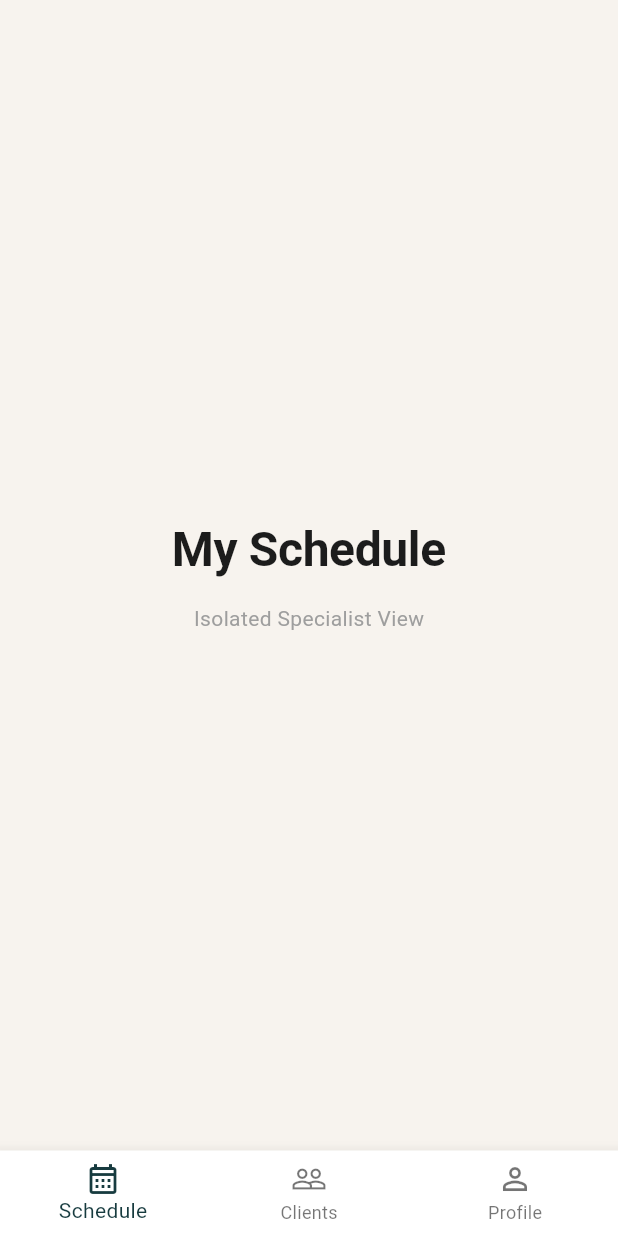
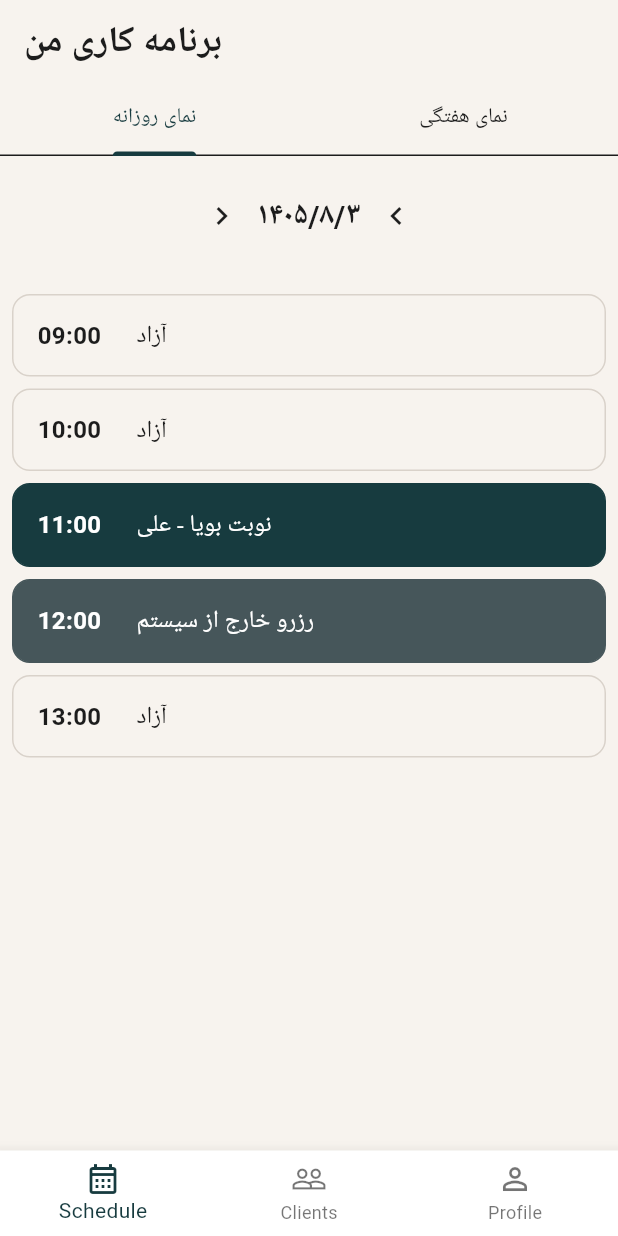
Before and after one commit to nasiricarpet54/boya_app, a Flutter app: the screen it shows after launch, on a phone screen of 412 x 824 dp. Run offline on Flutter 3.47's test engine with Material 3 defaults, Android fonts, the phone set to English and light mode, and no system bars; our stand-ins replace cached_network_image, dio, fl_chart, flutter_riverpod, flutter_secure_storage, geolocator and 4 more; missing offline and left inert: dio_cache_interceptor; Roboto replaces fonts that are missing (Vazirmatn).

Commit message:
feat(calendar): implement time-blocking interactive widgets for salon and specialist apps
- Added `BoyaTimeSlot` rendering standard Boya styling for Free, Booked, and Blocked timeslots.
- Added `BoyaTimeSlotActionSheet` for minimum-click interactions allowing staff to block/rest or release slots smoothly.
- Updated `salon_app`'s `salon_calendar_view` to embed `DayPane` with time block management.
- Replaced `PlaceholderPage` in `specialist_app` with `ScheduleScreen` allowing specialists to block personal schedules efficiently.
- Ensures fast < 3s UX with `BottomSheet` rather than complex dialogs.
- Passed WCAG checks (color contrast: #173B3F with white, #46565A with white).

Co-authored-by: nasiricarpet54 <331169815+nasiricarpet54@users.noreply.github.com>

```diff
--- /dev/null
+++ b/mobile/shared/lib/widgets/boya_time_slot.dart
@@ -0,0 +1,176 @@
+import 'package:flutter/material.dart';
+import '../theme/boya_colors.dart';
+import '../theme/boya_typography.dart';
+
+enum SlotStatus { free, booked, blocked }
+
+class BoyaTimeSlot extends StatelessWidget {
+  final String timeLabel;
+  final SlotStatus status;
+  final VoidCallback onTap;
+  final String? title;
+
+  const BoyaTimeSlot({
+    super.key,
+    required this.timeLabel,
+    required this.status,
+    required this.onTap,
+    this.title,
+  });
+
+  @override
+  Widget build(BuildContext context) {
+    Color bgColor;
+    Color borderColor;
+    Color textColor;
+    String label;
+
+    switch (status) {
+      case SlotStatus.free:
+        bgColor = BoyaColors.cream;
+        borderColor = const Color(0xFFD9D2CA); // Warm gray border
+        textColor = BoyaColors.ink;
+        label = title ?? 'آزاد';
+        break;
+      case SlotStatus.booked:
+        bgColor = BoyaColors.primary;
+        borderColor = BoyaColors.primary;
+        textColor = BoyaColors.white;
+        label = title ?? 'رزرو پلتفرم';
+        break;
+      case SlotStatus.blocked:
+        bgColor = const Color(0xFF46565A); // Charcoal gray
+        borderColor = const Color(0xFF46565A);
+        textColor = BoyaColors.white;
+        label = title ?? 'رزرو خارج از سیستم';
+        break;
+    }
+
+    return GestureDetector(
+      onTap: onTap,
+      child: Container(
+        margin: const EdgeInsets.symmetric(vertical: 4, horizontal: 8),
+        padding: const EdgeInsets.symmetric(horizontal: 16, vertical: 12),
+        decoration: BoxDecoration(
+          color: bgColor,
+          borderRadius: BorderRadius.circular(12), // Button/Slot radius
+          border: Border.all(color: borderColor, width: 1),
+        ),
+        child: Row(
+          children: [
+            SizedBox(
+              width: 50,
+              child: Text(
+                timeLabel,
+                style: BoyaTypography.body.copyWith(
+                  color: textColor,
+                  fontWeight: FontWeight.bold,
+                ),
+              ),
+            ),
+            const SizedBox(width: 16),
+            Expanded(
+              child: Text(
+                label,
+                style: BoyaTypography.body.copyWith(color: textColor),
+              ),
+            ),
+          ],
+        ),
+      ),
+    );
+  }
+}
+
+class BoyaTimeSlotActionSheet {
+  static Future<void> showFreeSlotOptions(
+    BuildContext context,
+    VoidCallback onBlock,
+    VoidCallback onRest,
+  ) {
+    return showModalBottomSheet(
+      context: context,
+      shape: const RoundedRectangleBorder(
+        borderRadius: BorderRadius.vertical(top: Radius.circular(20)),
+      ),
+      builder: (context) {
+        return SafeArea(
+          child: Column(
+            mainAxisSize: MainAxisSize.min,
+            children: [
+              ListTile(
+                leading: const Icon(Icons.block, color: BoyaColors.ink),
+                title: const Text(
+                  'مسدودسازی / نوبت خارج از سیستم',
+                  style: BoyaTypography.body,
+                ),
+                onTap: () {
+                  Navigator.pop(context);
+                  onBlock();
+                },
+              ),
+              const Divider(height: 1),
+              ListTile(
+                leading: const Icon(Icons.coffee, color: BoyaColors.ink),
+                title: const Text(
+                  'تنظیم ساعات استراحت',
+                  style: BoyaTypography.body,
+                ),
+                onTap: () {
+                  Navigator.pop(context);
+                  onRest();
+                },
+              ),
+            ],
+          ),
+        );
+      },
+    );
+  }
+
+  static Future<void> showBlockedSlotOptions(
+    BuildContext context,
+    VoidCallback onUnblock,
+  ) {
+    return showDialog(
+      context: context,
+      builder: (context) {
+        return AlertDialog(
+          shape: RoundedRectangleBorder(
+            borderRadius: BorderRadius.circular(20),
+          ),
+          title: const Text('آزادسازی زمان', style: BoyaTypography.title),
+          content: const Text(
+            'آیا مایلید این زمان را برای رزرو آنلاین باز کنید؟',
+            style: BoyaTypography.body,
+          ),
+          actions: [
+            TextButton(
+              onPressed: () => Navigator.pop(context),
+              child: const Text(
+                'انصراف',
+                style: TextStyle(color: BoyaColors.inkMuted),
+              ),
+            ),
+            ElevatedButton(
+              style: ElevatedButton.styleFrom(
+                backgroundColor: BoyaColors.primary,
+                shape: RoundedRectangleBorder(
+                  borderRadius: BorderRadius.circular(12),
+                ),
+              ),
+              onPressed: () {
+                Navigator.pop(context);
+                onUnblock();
+              },
+              child: const Text(
+                'آزادسازی',
+                style: TextStyle(color: BoyaColors.white),
+              ),
+            ),
+          ],
+        );
+      },
+    );
+  }
+}
--- a/mobile/specialist_app/lib/router.dart
+++ b/mobile/specialist_app/lib/router.dart
@@ -1,3 +1,5 @@
+import 'package:specialist_app/screens/schedule_screen.dart';
+
 import 'package:flutter/material.dart';
 import 'package:flutter_riverpod/flutter_riverpod.dart';
 import 'package:go_router/go_router.dart';
@@ -15,7 +17,7 @@ final routerProvider = Provider<GoRouter>((ref) {
         routes: [
           GoRoute(
             path: '/',
-            builder: (context, state) => const PlaceholderPage(title: 'My Schedule'),
+            builder: (context, state) => const ScheduleScreen(),
           ),
           GoRoute(
             path: '/clients',
--- /dev/null
+++ b/mobile/specialist_app/lib/screens/schedule_screen.dart
@@ -0,0 +1,119 @@
+import 'package:flutter/material.dart';
+import 'package:boya_shared/boya_shared.dart';
+import 'package:boya_shared/widgets/boya_time_slot.dart';
+
+class ScheduleScreen extends StatefulWidget {
+  const ScheduleScreen({super.key});
+
+  @override
+  State<ScheduleScreen> createState() => _ScheduleScreenState();
+}
+
+class _ScheduleScreenState extends State<ScheduleScreen>
+    with SingleTickerProviderStateMixin {
+  late final TabController _tabs = TabController(length: 2, vsync: this);
+  DateTime _current = DateTime.now();
+
+  // Mock data for pilot phase
+  final List<Map<String, dynamic>> slots = [
+    {'time': '09:00', 'status': SlotStatus.free},
+    {'time': '10:00', 'status': SlotStatus.free},
+    {'time': '11:00', 'status': SlotStatus.booked, 'title': 'نوبت بویا - علی'},
+    {'time': '12:00', 'status': SlotStatus.blocked},
+    {'time': '13:00', 'status': SlotStatus.free},
+  ];
+
+  @override
+  void dispose() {
+    _tabs.dispose();
+    super.dispose();
+  }
+
+  void _handleTap(int index) {
+    final slot = slots[index];
+    if (slot['status'] == SlotStatus.free) {
+      BoyaTimeSlotActionSheet.showFreeSlotOptions(
+        context,
+        () => setState(() => slots[index]['status'] = SlotStatus.blocked),
+        () => setState(() {
+          slots[index]['status'] = SlotStatus.blocked;
+          slots[index]['title'] = 'ساعت استراحت';
+        }),
+      );
+    } else if (slot['status'] == SlotStatus.blocked) {
+      BoyaTimeSlotActionSheet.showBlockedSlotOptions(
+        context,
+        () => setState(() {
+          slots[index]['status'] = SlotStatus.free;
+          slots[index]['title'] = null;
+        }),
+      );
+    }
+  }
+
+  @override
+  Widget build(BuildContext context) {
+    return Scaffold(
+      appBar: AppBar(
+        title: const Text('برنامه کاری من', style: BoyaTypography.headline),
+        bottom: TabBar(
+          controller: _tabs,
+          tabs: const [Tab(text: 'نمای روزانه'), Tab(text: 'نمای هفتگی')],
+        ),
+      ),
+      body: TabBarView(
+        controller: _tabs,
+        children: [
+          _buildDayView(),
+          const Center(child: Text('نمای هفتگی', style: BoyaTypography.body)),
+        ],
+      ),
+    );
+  }
+
+  Widget _buildDayView() {
+    return Column(
+      children: [
+        Padding(
+          padding: const EdgeInsets.symmetric(vertical: 16),
+          child: Row(
+            mainAxisAlignment: MainAxisAlignment.center,
+            children: [
+              IconButton(
+                icon: const Icon(Icons.chevron_right),
+                onPressed:
+                    () => setState(
+                      () =>
+                          _current = _current.subtract(const Duration(days: 1)),
+                    ),
+              ),
+              Text(formatJalaliDate(_current), style: BoyaTypography.title),
+              IconButton(
+                icon: const Icon(Icons.chevron_left),
+                onPressed:
+                    () => setState(
+                      () => _current = _current.add(const Duration(days: 1)),
+                    ),
+              ),
+            ],
+          ),
+        ),
+        Expanded(
+          child: ListView.builder(
+            padding: const EdgeInsets.symmetric(vertical: 8),
+            itemCount: slots.length,
+            itemBuilder: (context, index) {
+              final slot = slots[index];
+              return BoyaTimeSlot(
+                timeLabel: slot['time'] as String,
+                status: slot['status'] as SlotStatus,
+                title: slot['title'] as String?,
+                onTap: () => _handleTap(index),
+              );
+            },
+          ),
+        ),
+      ],
+    );
+  }
+}
```
Also changed, not shown: mobile/salon_app/lib/features/bookings/presentation/screens/salon_calendar_view.dart (+125 -13 lines).
